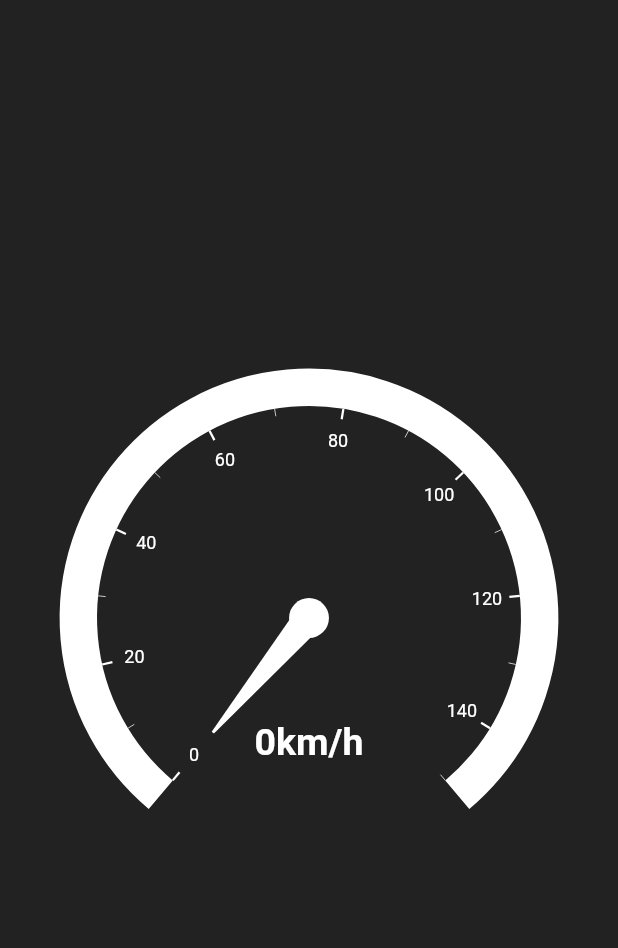
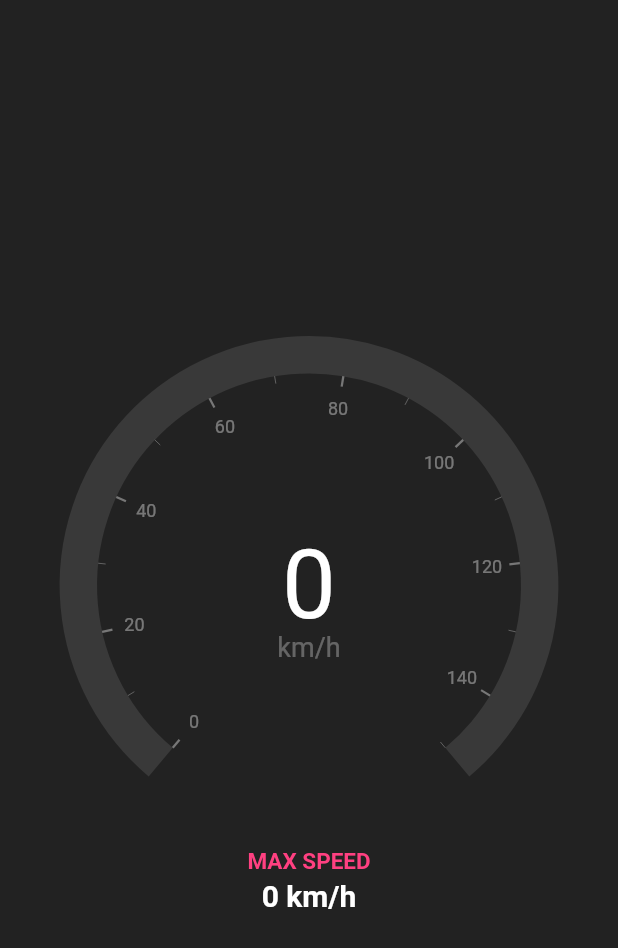
Before and after one commit to TinyKitten/FlutterSpeedometer, a Flutter app: the screen it shows after launch, on a phone screen of 412 x 824 dp. Shown: the top 948 px of the screen. Run offline on Flutter 3.47's test engine with Material 2 defaults, Android fonts, the phone set to English and light mode, and no system bars; drawn by our look-alikes of syncfusion_flutter_gauges; our stand-ins replace geolocator.

Commit message:
まぁこれでいいや

```diff
--- a/lib/main.dart
+++ b/lib/main.dart
@@ -31,6 +31,7 @@ class MyHomePage extends StatefulWidget {
 
 class _MyHomePageState extends State<MyHomePage> {
   double _speed = 0.0;
+  double _maxSpeed = 0.0;
   StreamSubscription<Position>? _positionStream;
 
   final LocationSettings locationSettings = const LocationSettings(
@@ -51,6 +52,11 @@ class _MyHomePageState extends State<MyHomePage> {
       setState(() {
         _speed = (position.speed * 3.6).floor().toDouble();
       });
+      if (_maxSpeed < _speed) {
+        setState(() {
+          _maxSpeed = _speed;
+        });
+      }
     });
   }
 
@@ -71,39 +77,43 @@ class _MyHomePageState extends State<MyHomePage> {
           RadialAxis(
               minimum: 0,
               maximum: 150,
-              majorTickStyle: const MajorTickStyle(color: Colors.white),
-              minorTickStyle: const MinorTickStyle(color: Colors.white),
-              axisLabelStyle: const GaugeTextStyle(color: Colors.white),
+              majorTickStyle: const MajorTickStyle(color: Colors.white38),
+              minorTickStyle: const MinorTickStyle(color: Colors.white38),
+              axisLabelStyle: const GaugeTextStyle(color: Colors.white38),
               axisLineStyle: const AxisLineStyle(
                   thickness: 0.15,
                   thicknessUnit: GaugeSizeUnit.factor,
-                  color: Colors.white),
+                  color: Colors.white10),
               ranges: <GaugeRange>[
                 GaugeRange(
                     startValue: 0,
                     endValue: _speed,
-                    gradient: const SweepGradient(
-                        colors: <Color>[Color(0xFFBC4E9C), Color(0xFFF80759)],
-                        stops: <double>[0.25, 0.75]),
+                    gradient: const SweepGradient(colors: <Color>[
+                      Color(0xff3F5EFB),
+                      Color(0xffFC466B),
+                    ], stops: <double>[
+                      0,
+                      1
+                    ]),
                     sizeUnit: GaugeSizeUnit.factor,
                     startWidth: 0.15,
                     endWidth: 0.15)
               ],
-              pointers: <GaugePointer>[
-                NeedlePointer(
-                    needleColor: Colors.white,
-                    value: _speed,
-                    knobStyle: const KnobStyle(color: Colors.white))
-              ],
               annotations: <GaugeAnnotation>[
                 GaugeAnnotation(
-                    widget: Text('${_speed.floor()}km/h',
-                        style: const TextStyle(
-                            fontSize: 25,
-                            fontWeight: FontWeight.bold,
-                            color: Colors.white)),
-                    angle: 90,
-                    positionFactor: 0.5)
+                  widget: Text(_speed.floor().toString(),
+                      style: const TextStyle(
+                          fontSize: 64,
+                          fontWeight: FontWeight.normal,
+                          color: Colors.white)),
+                  angle: 90,
+                ),
+                const GaugeAnnotation(
+                  widget: Text('km/h',
+                      style: TextStyle(fontSize: 18, color: Colors.white30)),
+                  angle: 90,
+                  positionFactor: 0.25,
+                )
               ])
         ]);
   }
@@ -115,7 +125,21 @@ class _MyHomePageState extends State<MyHomePage> {
       body: Center(
         child: Column(
           mainAxisAlignment: MainAxisAlignment.center,
-          children: <Widget>[_getGauge()],
+          children: <Widget>[
+            _getGauge(),
+            const Text("MAX SPEED",
+                style: TextStyle(
+                    fontSize: 15,
+                    color: Colors.pinkAccent,
+                    fontWeight: FontWeight.bold)),
+            Container(
+                margin: const EdgeInsets.only(top: 2.5),
+                child: Text('${_maxSpeed.floor()} km/h',
+                    style: const TextStyle(
+                        fontSize: 20,
+                        color: Colors.white,
+                        fontWeight: FontWeight.bold)))
+          ],
         ),
       ),
     );
```
Also changed, not shown: 3 other files.
